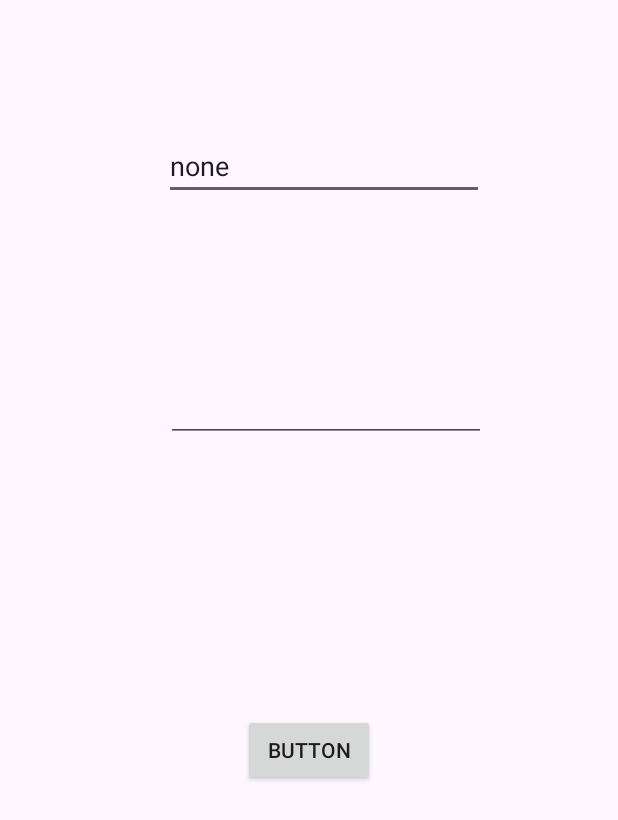
After one commit to saifghannam/NavigationDrawer_grened, an Android app: the MainActivity3 screen opened directly, with no data from a screen before it, on a phone screen of 412 x 824 dp. The commit adds this screen. Shown: the top 820 px of the screen. Run offline under Robolectric (Android 15) with nearby library versions, the phone set to English and light mode, and no system bars.

Commit message:
addNavigationButton

```diff
--- a/app/src/main/AndroidManifest.xml
+++ b/app/src/main/AndroidManifest.xml
@@ -15,6 +15,12 @@
         android:theme="@style/Theme.Listview"
         tools:targetApi="31">
         <activity
+            android:name=".MainActivity3"
+            android:exported="false" />
+        <activity
+            android:name=".MainActivity4"
+            android:exported="false" />
+        <activity
             android:name=".MainActivity2"
             android:exported="false" />
         <activity
--- /dev/null
+++ b/app/src/main/java/com/example/listview/MainActivity3.kt
@@ -0,0 +1,46 @@
+package com.example.listview
+
+import android.content.Context
+import android.content.SharedPreferences
+import androidx.appcompat.app.AppCompatActivity
+import android.os.Bundle
+import android.widget.Button
+import android.widget.Toast
+import com.example.listview.databinding.ActivityMain3Binding
+
+class MainActivity3 : AppCompatActivity() {
+    lateinit var binding: ActivityMain3Binding
+    lateinit var button: Button
+    override fun onCreate(savedInstanceState: Bundle?) {
+        binding=ActivityMain3Binding.inflate(layoutInflater)
+        super.onCreate(savedInstanceState)
+        setContentView(binding.root)
+
+        button=findViewById(R.id.button_login)
+        var user=binding.editTextText
+        var pass =binding.editTextTextPassword
+        var shardPreferences:SharedPreferences=getSharedPreferences("MyData",Context.MODE_PRIVATE)
+        var userName=shardPreferences.getString("u","none")
+        var password=shardPreferences.getString("p","")
+        user.setText(userName)
+        pass.setText(password)
+
+
+        button.setOnClickListener {
+
+                var shardPreferences:SharedPreferences=getSharedPreferences("MyData",Context.MODE_PRIVATE)
+                var edetor= shardPreferences.edit()
+               edetor.putString("u",user.text.toString())
+                edetor.putString("p",pass.text.toString())
+                edetor.apply()
+
+                Toast.makeText( this,"DATA SAVED",Toast.LENGTH_SHORT).show()
+
+
+
+
+            }
+    }
+
+
+}
--- /dev/null
+++ b/app/src/main/res/layout/activity_main3.xml
@@ -0,0 +1,46 @@
+<?xml version="1.0" encoding="utf-8"?>
+<androidx.constraintlayout.widget.ConstraintLayout xmlns:android="http://schemas.android.com/apk/res/android"
+    xmlns:app="http://schemas.android.com/apk/res-auto"
+    xmlns:tools="http://schemas.android.com/tools"
+    android:layout_width="match_parent"
+    android:layout_height="match_parent"
+    tools:context=".MainActivity3">
+
+
+    <EditText
+        android:id="@+id/editTextText"
+        android:layout_width="wrap_content"
+        android:layout_height="wrap_content"
+        android:layout_marginTop="88dp"
+        android:ems="10"
+        android:inputType="text"
+        android:text="Name"
+        app:layout_constraintEnd_toEndOf="parent"
+        app:layout_constraintHorizontal_bias="0.552"
+        app:layout_constraintStart_toStartOf="parent"
+        app:layout_constraintTop_toTopOf="parent" />
+
+    <EditText
+        android:id="@+id/editTextTextPassword"
+        android:layout_width="wrap_content"
+        android:layout_height="wrap_content"
+        android:layout_marginTop="116dp"
+        android:layout_marginBottom="111dp"
+        android:ems="10"
+        android:inputType="textPassword"
+
+        app:layout_constraintEnd_toEndOf="parent"
+        app:layout_constraintHorizontal_bias="0.557"
+        app:layout_constraintStart_toStartOf="parent"
+        app:layout_constraintTop_toBottomOf="@+id/editTextText" />
+
+    <Button
+        android:id="@+id/button_login"
+        android:layout_width="wrap_content"
+        android:layout_height="wrap_content"
+        android:layout_marginBottom="300dp"
+        android:text="Button"
+        app:layout_constraintBottom_toBottomOf="parent"
+        app:layout_constraintEnd_toEndOf="parent"
+        app:layout_constraintStart_toStartOf="parent" />
+</androidx.constraintlayout.widget.ConstraintLayout>
```
Also changed, not shown: app/src/main/res/layout/activity_main2.xml (+9 -1 lines), app/src/main/res/menu/navigator_menu.xml (added, +14 -0 lines).
